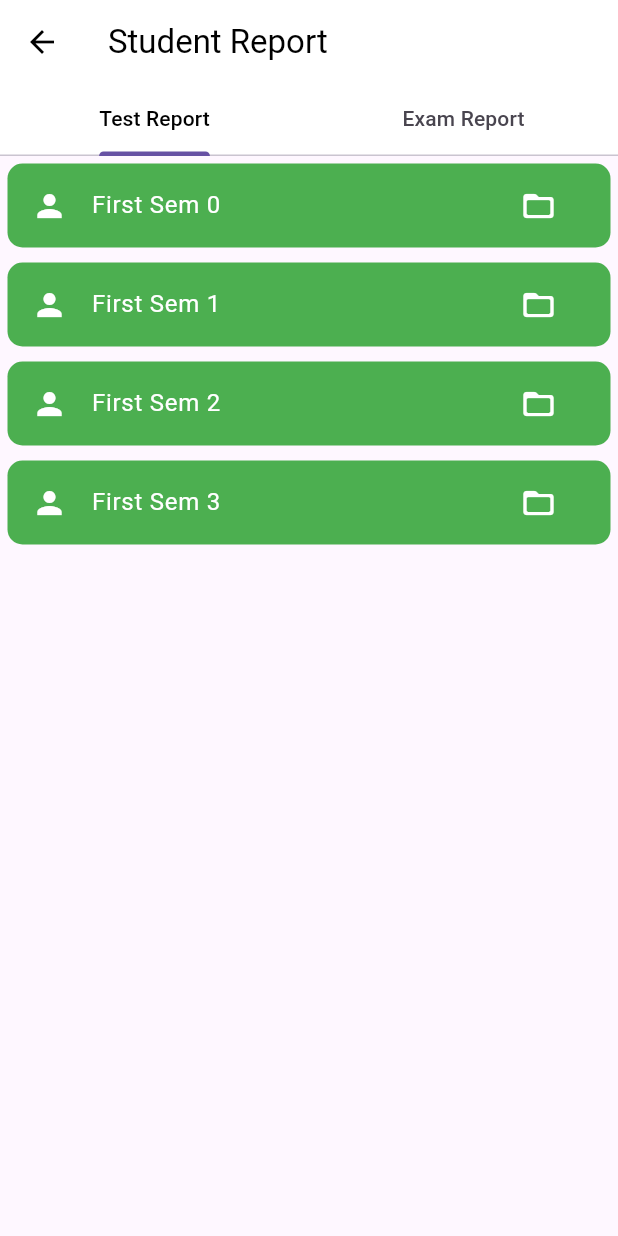
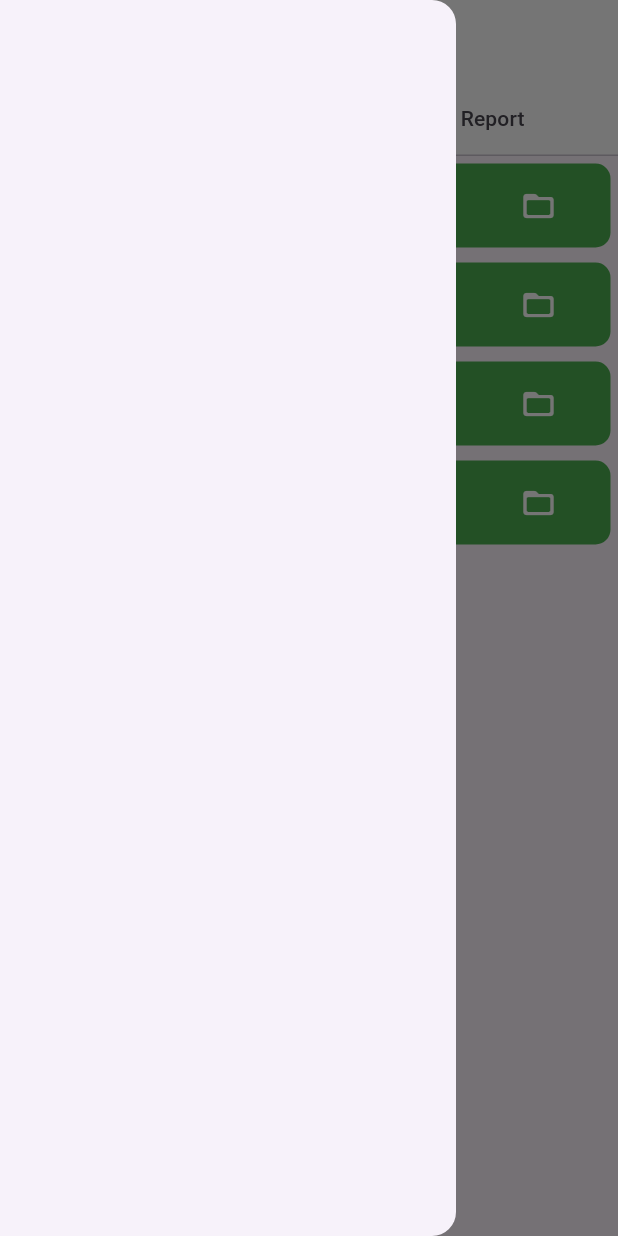
Before and after one commit to Hancie123/edysync, a Flutter app: the MyReport screen opened directly, with the side drawer open (before the commit the screen has no drawer), on a phone screen of 412 x 824 dp. Run offline on Flutter 3.47's test engine with Material 3 defaults, Android fonts, the phone set to English and light mode, and no system bars; our stand-ins replace dio, flutter_custom_clippers, flutter_screenutil, get, google_nav_bar, line_icons and 1 more.

Commit message:
create class added

```diff
--- a/lib/views/home/student/announcement.dart
+++ b/lib/views/home/student/announcement.dart
@@ -1,3 +1,4 @@
+import 'package:edusync/views/home/student/widgets/drawer.dart';
 import 'package:flutter/material.dart';
 
 class StudentAnnouncement extends StatelessWidget {
@@ -6,6 +7,7 @@ class StudentAnnouncement extends StatelessWidget {
   @override
   Widget build(BuildContext context) {
     return Scaffold(
+      drawer: StudentDrawer(),
       appBar: AppBar(title: Text("View Announcements")),
       body: Padding(
         padding: const EdgeInsets.only(top: 15),
--- a/lib/views/home/student/dashboard.dart
+++ b/lib/views/home/student/dashboard.dart
@@ -1,4 +1,5 @@
 import 'package:edusync/api/NewsApi/getNewsApi.dart';
+import 'package:edusync/views/home/student/widgets/drawer.dart';
 import 'package:flutter/material.dart';
 
 class MyStudentDashboard extends StatefulWidget {
@@ -20,6 +21,7 @@ class _MyStudentDashboardState extends State<MyStudentDashboard> {
   Widget build(BuildContext context) {
     var size = MediaQuery.of(context).size;
     return Scaffold(
+      drawer: StudentDrawer(),
       appBar: AppBar(
         title: Text("EduSync"),
       ),
--- a/lib/views/home/student/report.dart
+++ b/lib/views/home/student/report.dart
@@ -1,3 +1,4 @@
+import 'package:edusync/views/home/student/widgets/drawer.dart';
 import 'package:flutter/cupertino.dart';
 import 'package:flutter/material.dart';
 
@@ -9,6 +10,7 @@ class MyReport extends StatelessWidget {
     return DefaultTabController(
         length: 2,
         child: Scaffold(
+          drawer: StudentDrawer(),
           appBar: AppBar(
             backgroundColor: Colors.white,
             foregroundColor: Colors.black,
--- a/lib/views/home/student/studentNav.dart
+++ b/lib/views/home/student/studentNav.dart
@@ -2,6 +2,7 @@ import 'package:edusync/views/home/student/announcement.dart';
 import 'package:edusync/views/home/student/dashboard.dart';
 import 'package:edusync/views/home/student/report.dart';
 import 'package:edusync/views/home/student/studentProfile.dart';
+import 'package:edusync/views/home/student/widgets/drawer.dart';
 import 'package:flutter/cupertino.dart';
 import 'package:flutter/material.dart';
 import 'package:google_nav_bar/google_nav_bar.dart';
--- a/lib/views/home/student/studentProfile.dart
+++ b/lib/views/home/student/studentProfile.dart
@@ -1,3 +1,4 @@
+import 'package:edusync/views/home/student/widgets/drawer.dart';
 import 'package:flutter/cupertino.dart';
 import 'package:flutter/material.dart';
 
@@ -7,6 +8,7 @@ class StudentProfile extends StatelessWidget {
   @override
   Widget build(BuildContext context) {
     return Scaffold(
+      drawer: StudentDrawer(),
       appBar: AppBar(title: Text("Profile")),
       body: Column(
         children: [
--- /dev/null
+++ b/lib/views/home/student/widgets/drawer.dart
@@ -0,0 +1,10 @@
+import 'package:flutter/material.dart';
+
+class StudentDrawer extends StatelessWidget {
+  const StudentDrawer({super.key});
+
+  @override
+  Widget build(BuildContext context) {
+    return Drawer();
+  }
+}
```
